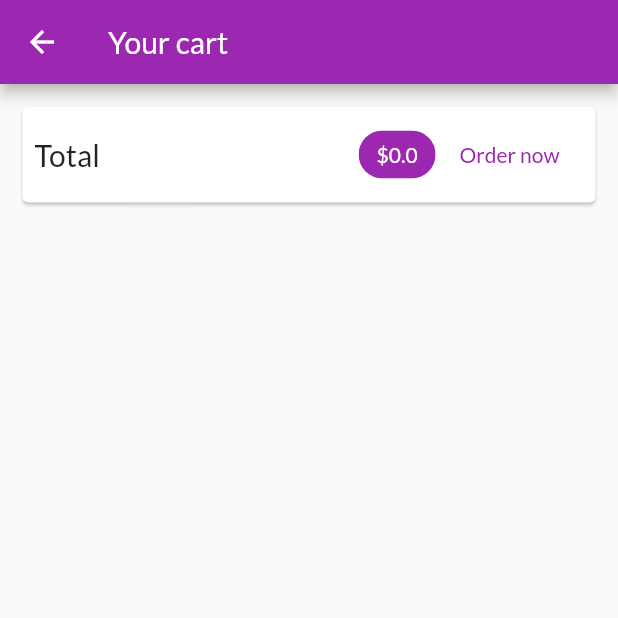
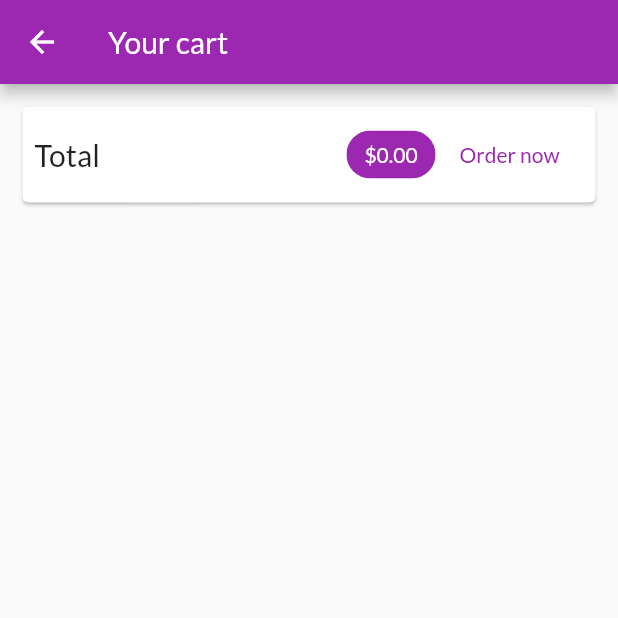
Before and after one commit to spencerdezartsmith/shopApp, a Flutter app: the CartScreen screen opened by its route, after a tap on "Order now", on a phone screen of 412 x 824 dp, the top half of it. Run offline on Flutter 3.47's test engine with Material 2 defaults, Android fonts, the phone set to English and light mode, and no system bars; network calls fail.

Commit message:
[master] Add order screens

```diff
--- a/lib/providers/cart.dart
+++ b/lib/providers/cart.dart
@@ -62,4 +62,9 @@ class Cart with ChangeNotifier {
     _items.remove(id);
     notifyListeners();
   }
+
+  void clear() {
+    _items = {};
+    notifyListeners();
+  }
 }
--- /dev/null
+++ b/lib/providers/orders.dart
@@ -0,0 +1,39 @@
+import 'package:flutter/foundation.dart';
+import 'package:flutter/material.dart';
+
+import './cart.dart';
+
+class OrderItem {
+  final String id;
+  final double amount;
+  final List<CartItem> products;
+  final DateTime dateTime;
+
+  OrderItem({
+    this.id,
+    this.amount,
+    this.products,
+    this.dateTime,
+  });
+}
+
+class Orders with ChangeNotifier {
+  List<OrderItem> _orders = [];
+
+  List<OrderItem> get orders {
+    return [..._orders];
+  }
+
+  void addOrder(List<CartItem> cartProducts, double total) {
+    _orders.insert(
+      0,
+      OrderItem(
+        id: DateTime.now().toString(),
+        amount: total,
+        dateTime: DateTime.now(),
+        products: cartProducts,
+      ),
+    );
+    notifyListeners();
+  }
+}
--- a/lib/screens/cart_screen.dart
+++ b/lib/screens/cart_screen.dart
@@ -2,9 +2,11 @@ import 'package:flutter/material.dart';
 import 'package:provider/provider.dart';
 import '../providers/cart.dart' show Cart;
 import '../widgets/cart_item.dart';
+import '../providers/orders.dart';
 
 class CartScreen extends StatelessWidget {
   static const routeName = '/cart';
+
   @override
   Widget build(BuildContext context) {
     final cart = Provider.of<Cart>(context);
@@ -28,7 +30,7 @@ class CartScreen extends StatelessWidget {
                   Spacer(),
                   Chip(
                     label: Text(
-                      '\$${cart.cartTotal}',
+                      '\$${cart.cartTotal.toStringAsFixed(2)}',
                       style: TextStyle(
                           color:
                               Theme.of(context).primaryTextTheme.title.color),
@@ -37,7 +39,11 @@ class CartScreen extends StatelessWidget {
                   ),
                   FlatButton(
                     child: Text('Order now'),
-                    onPressed: () {},
+                    onPressed: () {
+                      Provider.of<Orders>(context, listen: false)
+                          .addOrder(cart.items.values.toList(), cart.cartTotal);
+                      cart.clear();
+                    },
                     textColor: Theme.of(context).primaryColor,
                   )
                 ],
--- /dev/null
+++ b/lib/screens/orders_screen.dart
@@ -0,0 +1,23 @@
+import 'package:flutter/material.dart';
+import 'package:provider/provider.dart';
+import 'package:shop_app/widgets/app_drawer.dart';
+import '../providers/orders.dart' show Orders;
+import '../widgets/order_item.dart';
+
+class OrdersScreen extends StatelessWidget {
+  static const routeName = '/orders';
+  @override
+  Widget build(BuildContext context) {
+    final orderData = Provider.of<Orders>(context);
+    return Scaffold(
+      appBar: AppBar(
+        title: Text('Your Orders'),
+      ),
+      drawer: AppDrawer(),
+      body: ListView.builder(
+        itemCount: orderData.orders.length,
+        itemBuilder: (ctx, i) => OrderItem(orderData.orders[i]),
+      ),
+    );
+  }
+}
--- a/lib/screens/products_overview_screen.dart
+++ b/lib/screens/products_overview_screen.dart
@@ -2,6 +2,7 @@ import 'package:flutter/material.dart';
 import 'package:provider/provider.dart';
 import '../widgets/product_grid.dart';
 import '../widgets/badge.dart';
+import '../widgets/app_drawer.dart';
 import '../providers/cart.dart';
 import '../screens/cart_screen.dart';
 
@@ -67,6 +68,7 @@ class _ProductsOverviewScreenState extends State<ProductsOverviewScreen> {
           ),
         ],
       ),
+      drawer: AppDrawer(),
       body: ProductGrid(_showOnlyFavorites),
     );
   }
--- /dev/null
+++ b/lib/widgets/order_item.dart
@@ -0,0 +1,73 @@
+import 'package:flutter/material.dart';
+import 'package:intl/intl.dart';
+import 'dart:math';
+
+import '../providers/orders.dart' as ord;
+
+class OrderItem extends StatefulWidget {
+  final ord.OrderItem order;
+
+  OrderItem(this.order);
+
+  @override
+  _OrderItemState createState() => _OrderItemState();
+}
+
+class _OrderItemState extends State<OrderItem> {
+  var _expanded = false;
+
+  @override
+  Widget build(BuildContext context) {
+    return Card(
+      margin: EdgeInsets.all(10),
+      child: Column(
+        children: <Widget>[
+          ListTile(
+            title: Text('\$${widget.order.amount.toStringAsFixed(2)}'),
+            subtitle: Text(
+              DateFormat('dd/MM/yyyy hh:mm').format(widget.order.dateTime),
+            ),
+            trailing: IconButton(
+              icon: Icon(_expanded ? Icons.expand_less : Icons.expand_more),
+              onPressed: () {
+                setState(() {
+                  _expanded = !_expanded;
+                });
+              },
+            ),
+          ),
+          if (_expanded)
+            Container(
+              padding: EdgeInsets.symmetric(horizontal: 15, vertical: 4),
+              height: min(widget.order.products.length * 20.0 + 10, 100),
+              child: ListView(
+                children: widget.order.products
+                    .map(
+                      (prod) => Row(
+                        mainAxisAlignment: MainAxisAlignment.spaceBetween,
+                        children: <Widget>[
+                          Text(
+                            prod.title,
+                            style: TextStyle(
+                              fontSize: 18,
+                              fontWeight: FontWeight.bold,
+                            ),
+                          ),
+                          Text(
+                            '${prod.quantity}x \$${prod.price}',
+                            style: TextStyle(
+                              color: Colors.grey,
+                              fontSize: 18,
+                            ),
+                          ),
+                        ],
+                      ),
+                    )
+                    .toList(),
+              ),
+            )
+        ],
+      ),
+    );
+  }
+}
--- a/pubspec.yaml
+++ b/pubspec.yaml
@@ -14,16 +14,17 @@ description: A new Flutter project.
 version: 1.0.0+1
 
 environment:
-  sdk: ">=2.1.0 <3.0.0"
+  sdk: ">=2.5.2 <3.0.0"
 
 dependencies:
   flutter:
     sdk: flutter
-  provider: ^4.0.5+1
 
   # The following adds the Cupertino Icons font to your application.
   # Use with the CupertinoIcons class for iOS style icons.
   cupertino_icons: ^0.1.2
+  provider: ^4.1.2
+  intl: ^0.16.1
 
 dev_dependencies:
   flutter_test:
```
Also changed, not shown: lib/main.dart (+7 -0 lines), lib/screens/product_detail_screen.dart (+32 -0 lines), lib/widgets/app_drawer.dart (added, +36 -0 lines), pubspec.lock, 3 other files.
